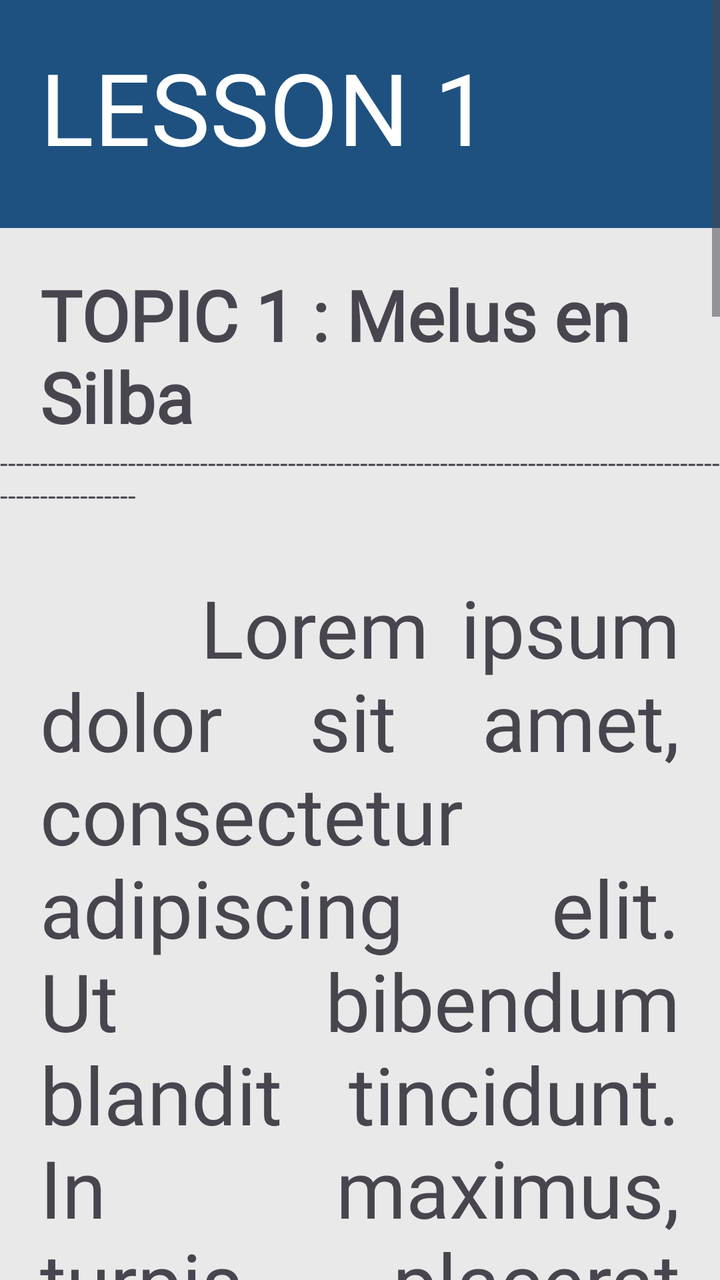
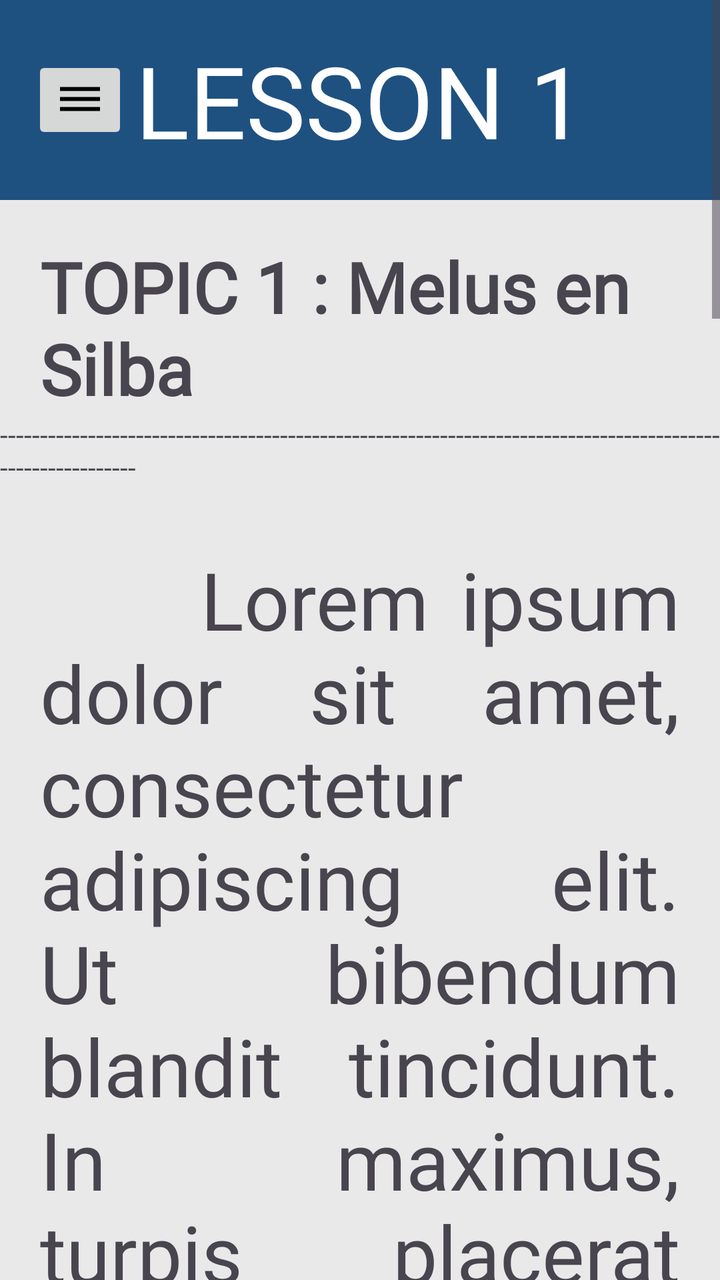

Before-and-after screenshots of an Android layout around one commit, followed by the original layout XML and the change that was made.
<!-- AndroidManifest.xml: application theme Theme.FinalsApplication -->
<!-- res/layout/lesson_view1.xml -->
<?xml version="1.0" encoding="utf-8"?>
<RelativeLayout xmlns:android="http://schemas.android.com/apk/res/android"
    android:layout_width="match_parent"
    android:layout_height="match_parent"
    xmlns:tools="http://schemas.android.com/tools"
    android:background="#e9e9e9">

    <ScrollView
        android:id="@+id/LessonView1ScrollView"
        android:layout_width="409dp"
        android:layout_height="729dp"
        tools:layout_editor_absoluteX="1dp"
        tools:layout_editor_absoluteY="1dp">

        <LinearLayout
            android:layout_width="match_parent"
            android:layout_height="wrap_content"
            android:orientation="vertical">

            <LinearLayout
                android:layout_width="match_parent"
                android:layout_height="114dp"
                android:layout_alignParentTop="true"
                android:background="#1e5180">

                <TextView
                    android:id="@+id/textViewLesson1"
                    android:layout_width="wrap_content"
                    android:layout_height="wrap_content"
                    android:layout_marginStart="20dp"
                    android:layout_marginTop="20dp"
                    android:fontFamily="@font/roboto_black"
                    android:text="LESSON 1"
                    android:textColor="@color/white"
                    android:textSize="50sp" />
            </LinearLayout>

            <TextView
                android:id="@+id/textViewTopic1"
                android:layout_width="wrap_content"
                android:layout_height="wrap_content"
                android:layout_marginStart="20dp"
                android:layout_marginTop="20dp"
                android:text="TOPIC 1 : Melus en Silba"
                android:fontFamily="@font/roboto_light"
                android:textSize="35sp"
                android:textStyle="bold"/>

            <TextView
                android:id="@+id/textView8"
                android:layout_width="match_parent"
                android:layout_height="wrap_content"
                android:text="-----------------------------------------------------------------------------------------------------------"
                />

            <TextView
                android:id="@+id/textViewParagraph"
                android:layout_width="wrap_content"
                android:layout_height="wrap_content"
                android:layout_below="@+id/textViewLesson1"
                android:layout_marginStart="20dp"
                android:layout_marginTop="30dp"
                android:layout_marginEnd="20dp"
                android:fontFamily="@font/roboto_light"
                android:justificationMode="inter_word"
                android:text="     Lorem ipsum dolor sit amet, consectetur adipiscing elit. Ut bibendum blandit tincidunt. In maximus, turpis placerat vestibulum lobortis, purus sapien venenatis risus, eu vehicula felis sapien a ligula. Nulla in aliquet urna, ac laoreet tellus. Maecenas eu commodo magna. In hac habitasse platea dictumst. Curabitur vulputate suscipit arcu eget bibendum. Praesent porttitor est gravida, viverra augue et, tristique odio. Sed lacinia mi ut nisi tempus, ac blandit nunc blandit. Sed blandit ultrices efficitur. Integer eleifend cursus sapien, non lobortis nisi vestibulum ac. Aenean et sem porta turpis dapibus tempor in in nibh. Suspendisse laoreet purus nec est semper, id mattis mauris volutpat."
                android:textSize="40sp" />

            <LinearLayout
                android:layout_width="match_parent"
                android:layout_height="100dip"
                android:layout_alignParentBottom="true"
                android:background="#a8b4d8">

                <ImageButton
                    android:id="@+id/imageButtonBackVL1"
                    android:layout_width="76dp"
                    android:layout_height="wrap_content"
                    android:layout_marginStart="20dp"
                    android:layout_marginTop="20dp"
                    android:layout_marginBottom="20dp"
                    android:background="?android:attr/selectableItemBackground"
                    android:scaleType="fitCenter"
                    android:src="@drawable/arrowleft" />

                <ImageButton
                    android:id="@+id/imageButtonNextVL1"
                    android:layout_width="76dp"
                    android:layout_height="wrap_content"
                    android:layout_marginStart="210dp"
                    android:layout_marginTop="20dp"
                    android:layout_marginBottom="20dp"
                    android:background="?android:attr/selectableItemBackground"
                    android:scaleType="fitCenter"
                    android:src="@drawable/arrowright" />
            </LinearLayout>

        </LinearLayout>
    </ScrollView>
</RelativeLayout>
<!-- resources referenced by this layout -->
<resources>
  <color name="white">#FFFFFFFF</color>
  <!-- drawable arrowleft: png bitmap (drawable, 16559 bytes) -->
  <!-- drawable arrowright: png bitmap (drawable, 12630 bytes) -->
  <style name="Theme.FinalsApplication" parent="Base.Theme.FinalsApplication" />
  <style name="Base.Theme.FinalsApplication" parent="Theme.Material3.DayNight.NoActionBar">
          
          
      </style>
</resources>

<!-- the commit's change to res/layout/lesson_view1.xml (unified diff, before → after) -->
@@ -18,21 +18,37 @@
             android:orientation="vertical">
 
             <LinearLayout
+            android:layout_width="match_parent"
+            android:layout_height="wrap_content"
+            android:orientation="vertical">
+
+            
+            <androidx.appcompat.widget.Toolbar
+                android:id="@+id/toolbar"
                 android:layout_width="match_parent"
-                android:layout_height="114dp"
-                android:layout_alignParentTop="true"
+                android:layout_height="100dp"
+                android:elevation="4dp"
                 android:background="#1e5180">
 
-                <TextView
-                    android:id="@+id/textViewLesson1"
-                    android:layout_width="wrap_content"
-                    android:layout_height="wrap_content"
-                    android:layout_marginStart="20dp"
-                    android:layout_marginTop="20dp"
-                    android:fontFamily="@font/roboto_black"
-                    android:text="LESSON 1"
-                    android:textColor="@color/white"
-                    android:textSize="50sp" />
+            
+            <ImageButton
+                android:id="@+id/imageButtonToolbar"
+                android:layout_width="wrap_content"
+                android:layout_height="wrap_content"
+                android:src="@drawable/burger_menu_24"
+                android:layout_gravity="start"/>
+
+            
+            <TextView
+                android:id="@+id/textViewToolbar"
+                android:layout_width="wrap_content"
+                android:layout_height="wrap_content"
+                android:text="LESSON 1"
+                android:fontFamily="@font/roboto_black"
+                android:textColor="@android:color/white"
+                android:textSize="50sp"
+                android:layout_gravity="center"/>
+            </androidx.appcompat.widget.Toolbar>
             </LinearLayout>
 
             <TextView
<!-- resource entries referenced after the edit -->
@@ -1,12 +1,18 @@
 <!-- resources referenced by this layout -->
 <resources>
-  <color name="white">#FFFFFFFF</color>
   <!-- drawable arrowleft: png bitmap (drawable, 16559 bytes) -->
   <!-- drawable arrowright: png bitmap (drawable, 12630 bytes) -->
+  <!-- drawable burger_menu_24 (drawable) -->
+  <vector android:height="24dp" android:tint="#000000"
+      android:viewportHeight="24" android:viewportWidth="24"
+      android:width="24dp" xmlns:android="http://schemas.android.com/apk/res/android">
+      <path android:fillColor="@android:color/white" android:pathData="M2,15.5v2h20v-2L2,15.5zM2,10.5v2h20v-2L2,10.5zM2,5.5v2h20v-2L2,5.5z"/>
+  </vector>
   <style name="Theme.FinalsApplication" parent="Base.Theme.FinalsApplication" />
   <style name="Base.Theme.FinalsApplication" parent="Theme.Material3.DayNight.NoActionBar">
           
           
+          <item name="android:statusBarColor">#00000000</item>
       </style>
 </resources>
 
